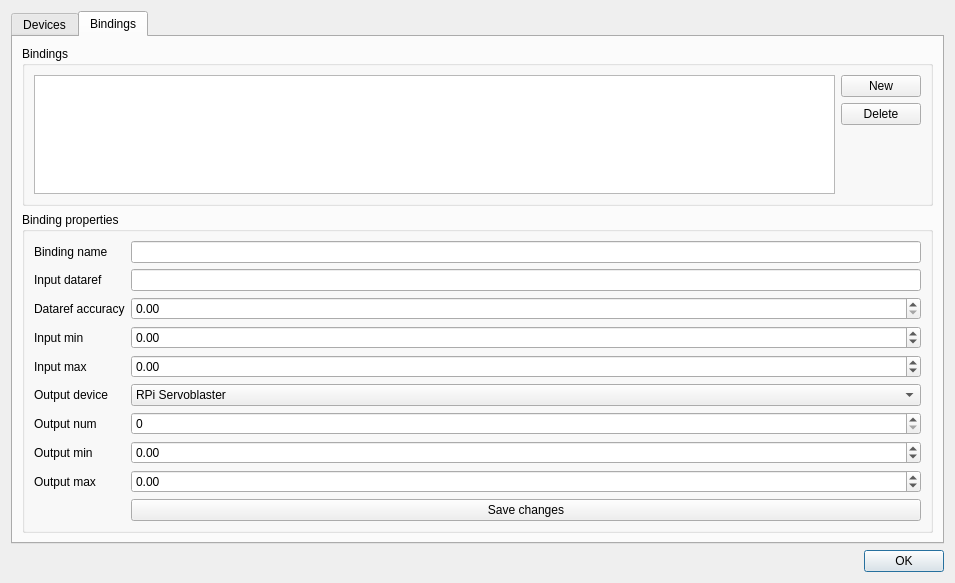
Old version of the form dialogs/hardwaredialog.ui in the repository vranki/ExtPlane-Panel.
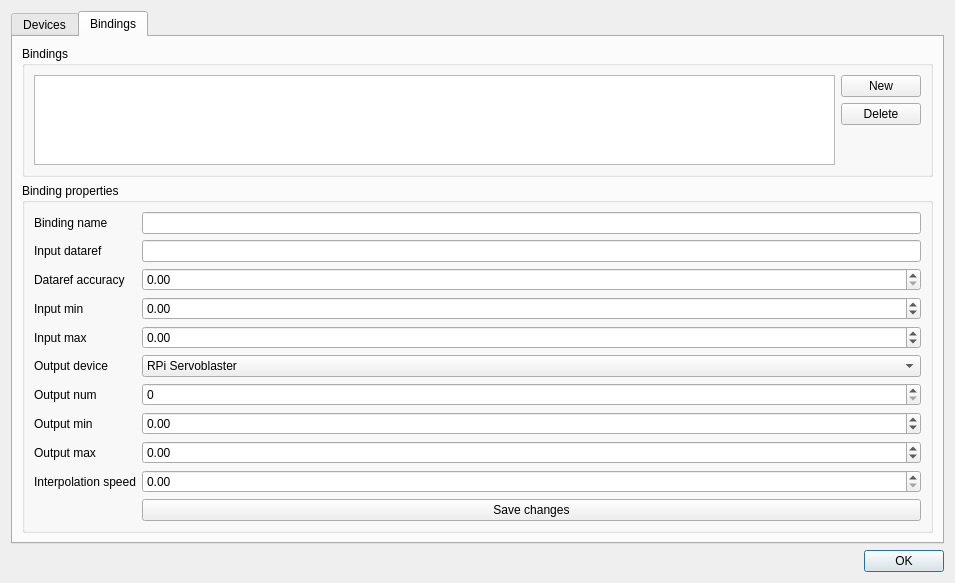
New version of the form. The open tabs and pages were chosen to show the change.

Commit message: Interpolation for HW devices

Diff of the .ui file:
```diff
--- a/dialogs/hardwaredialog.ui
+++ b/dialogs/hardwaredialog.ui
@@ -321,7 +321,7 @@
           <item row="0" column="1">
            <widget class="QLineEdit" name="bindingNameLineEdit"/>
           </item>
-          <item row="9" column="1">
+          <item row="10" column="1">
            <widget class="QPushButton" name="saveChangesButton">
             <property name="text">
              <string>Save changes</string>
@@ -338,6 +338,20 @@
           <item row="2" column="1">
            <widget class="QDoubleSpinBox" name="refAccuracySpinBox"/>
           </item>
+          <item row="9" column="1">
+           <widget class="QDoubleSpinBox" name="interpolationSpeedSpinbox">
+            <property name="toolTip">
+             <string>Set to 0 for no interpolation</string>
+            </property>
+           </widget>
+          </item>
+          <item row="9" column="0">
+           <widget class="QLabel" name="label_15">
+            <property name="text">
+             <string>Interpolation speed</string>
+            </property>
+           </widget>
+          </item>
          </layout>
         </widget>
        </item>
```
Left out of the diff: 12 changed lines with no effect on the pictures. The commit also changes 10 other files.
